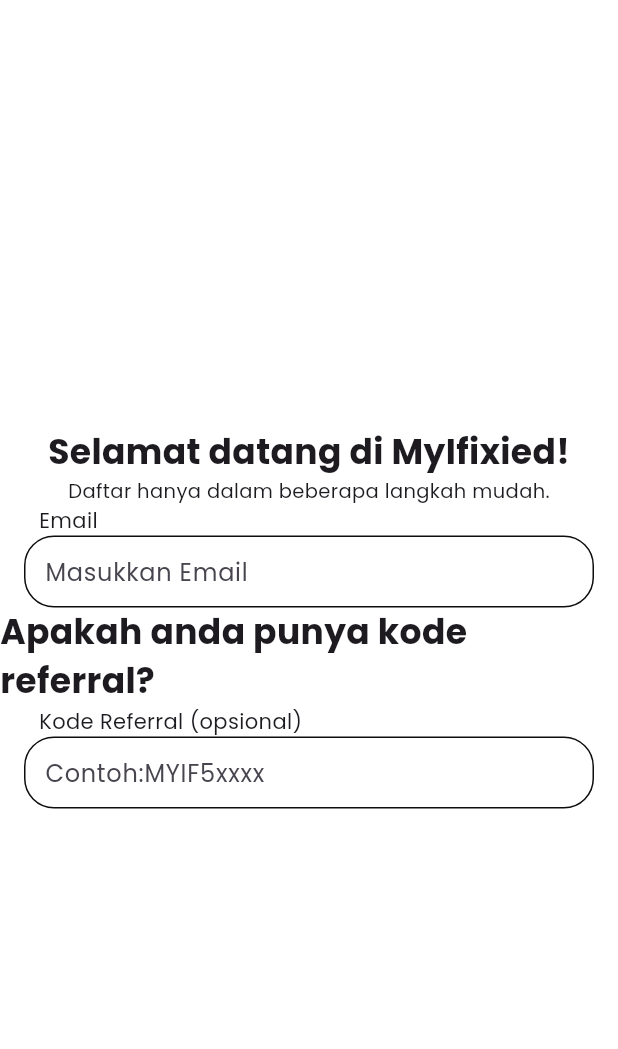
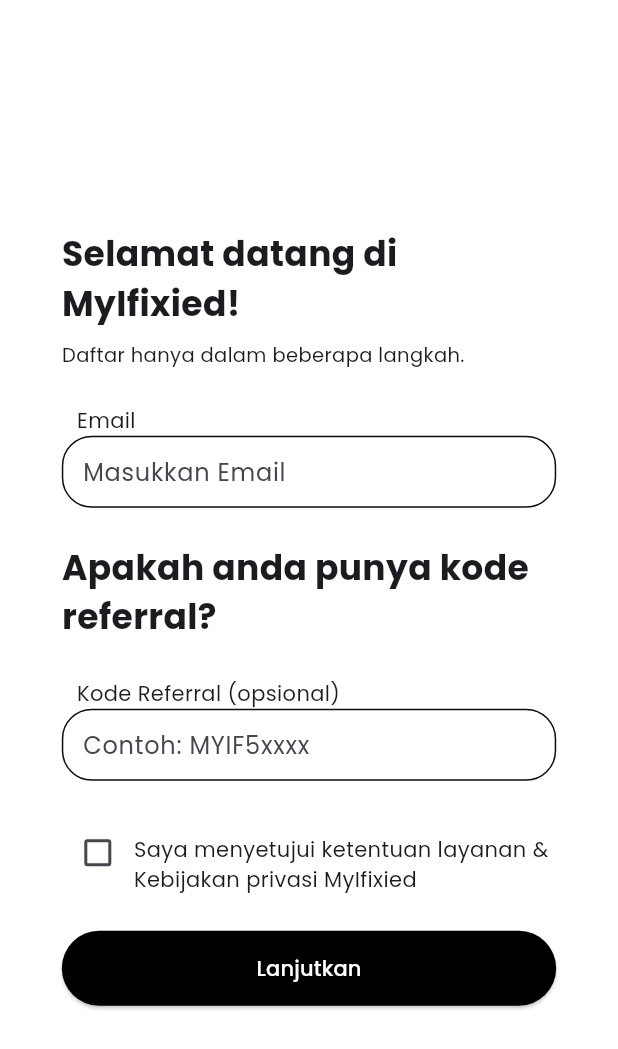
Before and after one commit to adnangomugomu/membership-app, a Flutter app: the RegisterPage screen opened by its route, on a phone screen of 412 x 824 dp. Shown: the top 1049 px of the screen. Run offline on Flutter 3.47's test engine with Material 3 defaults, Android fonts, the phone set to English and light mode, and no system bars; our stand-ins replace go_router, google_fonts; missing offline and left inert: dart:ffi.

Commit message:
[Feat] Fix layout for register page

```diff
--- a/lib/pages/register_page.dart
+++ b/lib/pages/register_page.dart
@@ -1,4 +1,10 @@
+import 'dart:ffi';
+
 import 'package:flutter/material.dart';
+import 'package:go_router/go_router.dart';
+import 'package:ifixied_membership_app/theme/app_spacing.dart';
+import 'package:ifixied_membership_app/ui/components/app_button.dart';
+import 'package:ifixied_membership_app/ui/components/app_checkbox.dart';
 import 'package:ifixied_membership_app/ui/components/app_text_field.dart';
 import 'package:ifixied_membership_app/ui/components/app_text_wrapper.dart';
 
@@ -10,25 +16,60 @@
 }
 
 class _RegisterPage extends State<RegisterPage> {
+  bool isApproved = false;
+
   @override
   Widget build(BuildContext context) {
     return Scaffold(
       body: Center(
+        child: SizedBox(
+          width: MediaQuery.of(context).size.width * 0.8,
           child: Column(
             mainAxisSize: MainAxisSize.min,
+            crossAxisAlignment: CrossAxisAlignment.start,
             children: [
-            AppTextWrapper.heading('Selamat datang di MyIfixied!'),
-            AppTextWrapper.body('Daftar hanya dalam beberapa langkah mudah.'),
-            AppTextField(label: 'Email', hintText: "Masukkan Email"),
+              AppTextWrapper.heading(
+                'Selamat datang di MyIfixied!',
+                textAlign: TextAlign.left,
+              ),
+              AppSpacing.sm,
+              AppTextWrapper.body(
+                'Daftar hanya dalam beberapa langkah.',
+                textAlign: TextAlign.left,
+              ),
+              AppSpacing.lg,
+              AppTextField(label: 'Email', hintText: 'Masukkan Email'),
+              AppSpacing.lg,
               AppTextWrapper.heading(
                 'Apakah anda punya kode referral?',
                 textAlign: TextAlign.left,
               ),
+              AppSpacing.lg,
               AppTextField(
                 label: 'Kode Referral (opsional)',
-              hintText: ('Contoh:MYIF5xxxx'),
+                hintText: 'Contoh: MYIF5xxxx',
+              ),
+              AppSpacing.lg,
+              AppCheckbox(
+                value: isApproved,
+                onChanged: (value) {
+                  setState(() {
+                    isApproved = value ?? false;
+                  });
+                },
+                label: const Text(
+                  'Saya menyetujui ketentuan layanan & Kebijakan privasi MyIfixied',
+                ),
+              ),
+              AppSpacing.lg,
+              AppButton(
+                text: 'Lanjutkan',
+                onPressed: () {
+                  context.go('/test_page');
+                },
               ),
             ],
+          ),
         ),
       ),
     );
--- /dev/null
+++ b/lib/ui/components/app_bar_cupertino_sliding_bar.dart
@@ -0,0 +1,23 @@
+import 'package:flutter/cupertino.dart';
+
+class AppBarCupertinoSlidingBar<T extends Object> extends StatelessWidget{
+  final T groupValue;
+  final ValueChanged<T?> onValueChanged;
+  final Map<T, Widget> children;
+
+  const AppBarCupertinoSlidingBar({
+    super.key,
+    required this.groupValue,
+    required this.onValueChanged,
+    required this.children
+  });
+
+  @override
+  Widget build(BuildContext context) {
+    return CupertinoSlidingSegmentedControl<T>(
+      groupValue: groupValue,
+      children: children,
+      onValueChanged: onValueChanged,
+    );
+  }
+}
--- /dev/null
+++ b/lib/ui/components/app_checkbox.dart
@@ -0,0 +1,34 @@
+import 'package:flutter/material.dart';
+
+class AppCheckbox extends StatelessWidget {
+  final bool value;
+  final ValueChanged<bool?> onChanged;
+  final Widget? label;
+
+  const AppCheckbox({
+    super.key,
+    required this.value,
+    required this.onChanged,
+    this.label,
+  });
+
+  @override
+  Widget build(BuildContext context) {
+    return Row(
+      crossAxisAlignment: CrossAxisAlignment.start,
+      children: [
+        Checkbox(
+          value: value,
+          onChanged: onChanged,
+        ),
+        if (label != null)
+          Expanded(
+            child: Padding(
+              padding: const EdgeInsets.only(top: 12),
+              child: label!,
+            ),
+          ),
+      ],
+    );
+  }
+}
--- a/lib/ui/components/app_text_field.dart
+++ b/lib/ui/components/app_text_field.dart
@@ -28,9 +28,7 @@
 
   @override
   Widget build(BuildContext context) {
-    return Padding(
-      padding: const EdgeInsets.symmetric(horizontal: 16),
-      child: Column(
+    return Column(
         crossAxisAlignment: CrossAxisAlignment.start,
         children: [
           Padding(padding: const EdgeInsetsGeometry.symmetric(horizontal : 10),
@@ -50,7 +48,6 @@
             ),
           ),
         ],
-      ),
-    );
+      );
   }
 }
```
Lines whose indentation alone changed are shown as unchanged.
